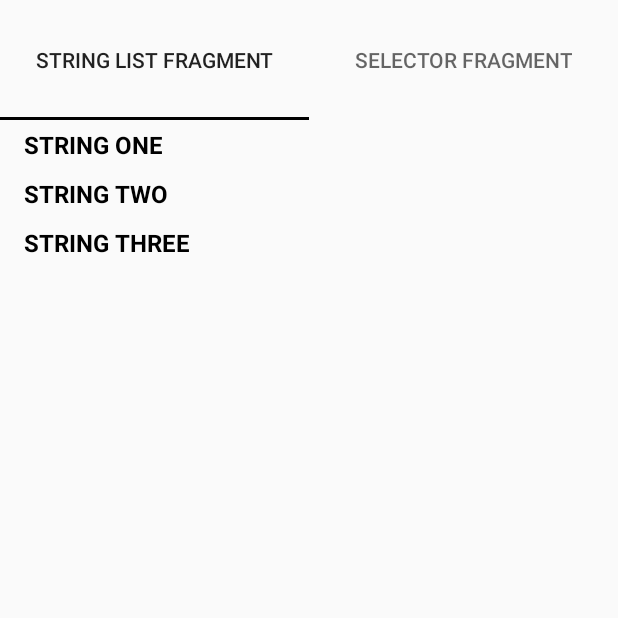
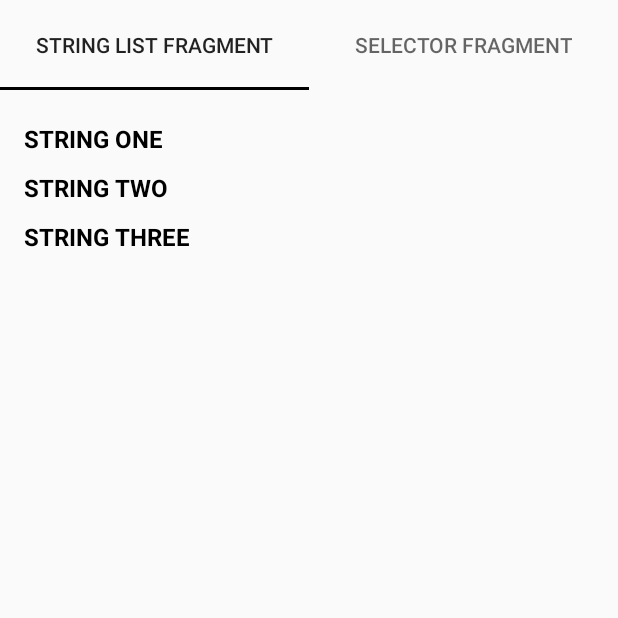
Before and after one commit to k2gu/comoduleTest, an Android app: the screen it shows after launch (MainActivity), on a phone screen of 412 x 824 dp, the top half of it. Run offline under Robolectric (Android 15) with nearby library versions, the phone set to English and light mode, and no system bars; our stand-ins replace RxJava, data binding.

Commit message:
changed tabbar size

```diff
--- a/app/src/main/res/layout/activity_main.xml
+++ b/app/src/main/res/layout/activity_main.xml
@@ -8,7 +8,8 @@
         <android.support.design.widget.TabLayout
             android:id="@+id/tab_layout"
             android:layout_width="match_parent"
-            android:layout_height="@dimen/tab_layout_size" />
+            android:layout_height="@dimen/tab_layout_size"
+            android:layout_marginBottom="@dimen/fab_margin" />
 
         <android.support.v4.view.ViewPager
             android:id="@+id/fragment_container"
--- a/app/src/main/res/values/dimens.xml
+++ b/app/src/main/res/values/dimens.xml
@@ -1,7 +1,7 @@
 <resources>
     <dimen name="fab_margin">16dp</dimen>
 
-    <dimen name="tab_layout_size">80dp</dimen>
+    <dimen name="tab_layout_size">60dp</dimen>
 
     <dimen name="text_size">16sp</dimen>
 </resources>
```
